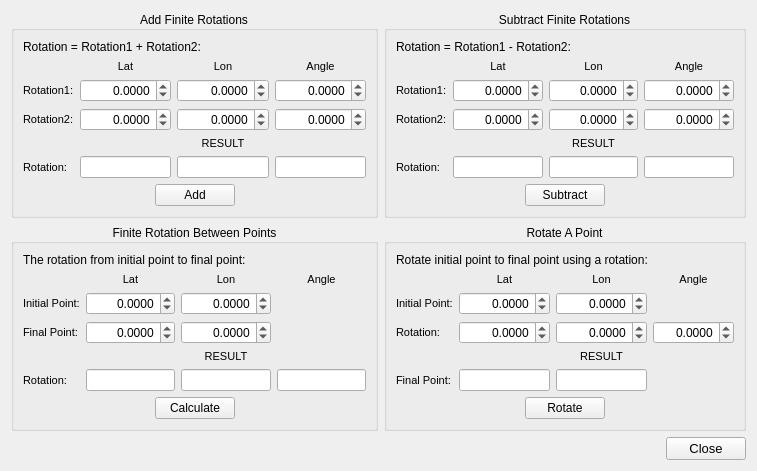
Above: src/qt-widgets/FiniteRotationCalculatorDialogUi.ui from GPlates/GPlates before the change. Below: the same form after it.
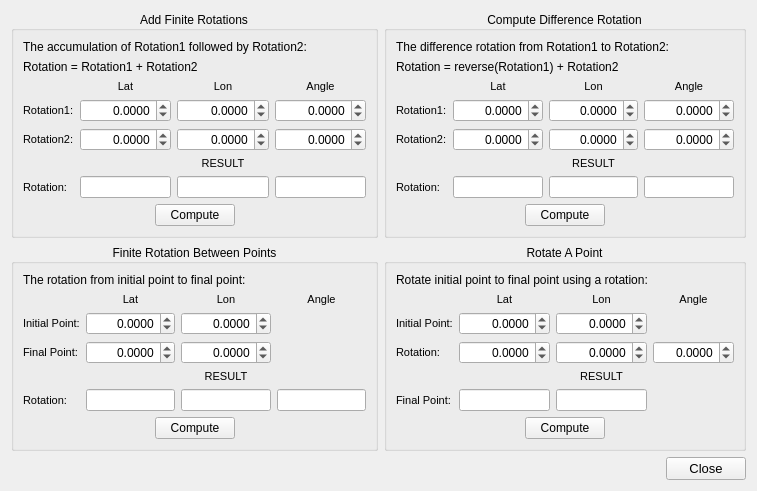
That is the form after the change.

Commit message: (trunk) Compute difference rotation (instead of subtract rotations). Also changed from 'Rotation1 + reverse(Rotation2)' to 'reverse(Rotation1) + Rotation2' since going 'from' Rotation1 'to' Rotation2.

The edit to the form file:
```diff
--- a/src/qt-widgets/FiniteRotationCalculatorDialogUi.ui
+++ b/src/qt-widgets/FiniteRotationCalculatorDialogUi.ui
@@ -7,7 +7,7 @@
     <x>0</x>
     <y>0</y>
     <width>757</width>
-    <height>445</height>
+    <height>452</height>
    </rect>
   </property>
   <property name="windowTitle">
@@ -30,10 +30,17 @@
         <set>Qt::AlignCenter</set>
        </property>
        <layout class="QVBoxLayout" name="verticalLayout">
+        <item>
+         <widget class="QLabel" name="label_33">
+          <property name="text">
+           <string>The accumulation of Rotation1 followed by Rotation2:</string>
+          </property>
+         </widget>
+        </item>
         <item>
          <widget class="QLabel" name="label">
           <property name="text">
-           <string>Rotation = Rotation1 + Rotation2:</string>
+           <string>Rotation = Rotation1 + Rotation2</string>
           </property>
          </widget>
         </item>
@@ -290,7 +297,7 @@
           <item>
            <widget class="QPushButton" name="add_finite_rotations_button">
             <property name="text">
-             <string>Add</string>
+             <string>Compute</string>
             </property>
            </widget>
           </item>
@@ -320,16 +327,26 @@
         </font>
        </property>
        <property name="title">
-        <string>Subtract Finite Rotations</string>
+        <string>Compute Difference Rotation</string>
        </property>
        <property name="alignment">
         <set>Qt::AlignCenter</set>
        </property>
        <layout class="QVBoxLayout" name="verticalLayout_2">
+        <item>
+         <widget class="QLabel" name="label_34">
+          <property name="text">
+           <string>The difference rotation from Rotation1 to Rotation2:</string>
+          </property>
+          <property name="textFormat">
+           <enum>Qt::AutoText</enum>
+          </property>
+         </widget>
+        </item>
         <item>
          <widget class="QLabel" name="label_9">
           <property name="text">
-           <string>Rotation = Rotation1 - Rotation2:</string>
+           <string>Rotation = reverse(Rotation1) + Rotation2</string>
           </property>
          </widget>
         </item>
@@ -586,7 +603,7 @@
           <item>
            <widget class="QPushButton" name="subtract_finite_rotations_button">
             <property name="text">
-             <string>Subtract</string>
+             <string>Compute</string>
             </property>
            </widget>
           </item>
@@ -850,7 +867,7 @@
           <item>
            <widget class="QPushButton" name="calc_rotation_between_points_button">
             <property name="text">
-             <string>Calculate</string>
+             <string>Compute</string>
             </property>
            </widget>
           </item>
@@ -1126,7 +1143,7 @@
           <item>
            <widget class="QPushButton" name="rotate_a_point_button">
             <property name="text">
-             <string>Rotate</string>
+             <string>Compute</string>
             </property>
            </widget>
           </item>
```
Left out of the diff: 22 changed lines with no effect on the pictures. The commit also changes 2 other files.
